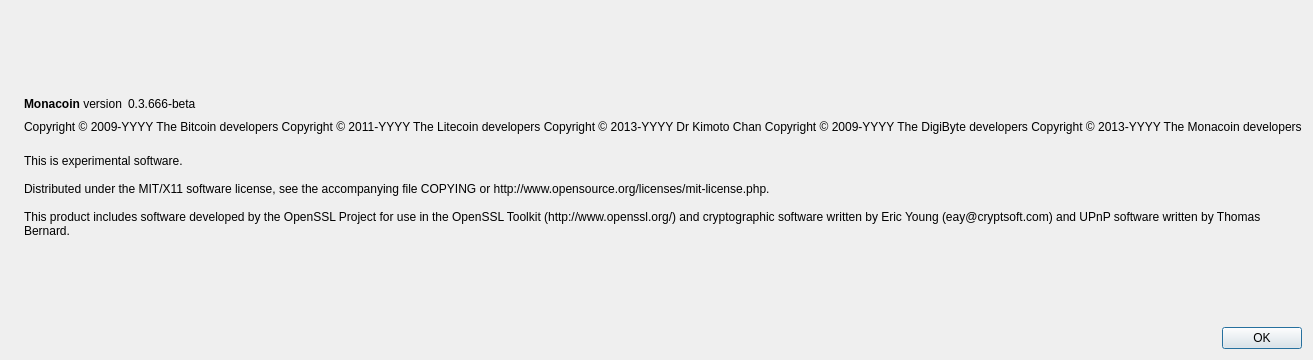
First picture: the form in src/qt/forms/aboutdialog.ui, repository monacoinproject/monacoin, before the edit.
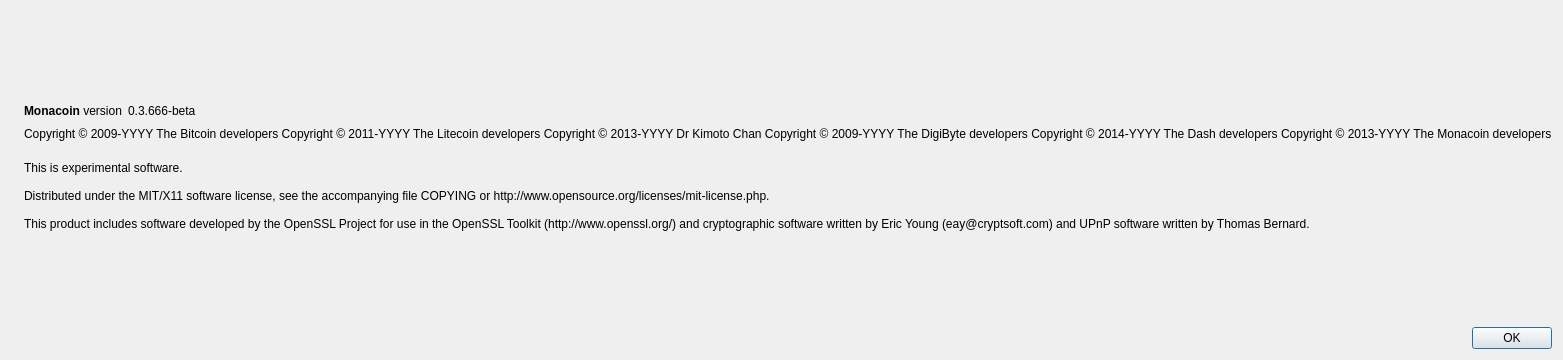
Second picture: the form after the edit. Icons and pictures are not drawn.

Patch:
```diff
--- a/src/qt/forms/aboutdialog.ui
+++ b/src/qt/forms/aboutdialog.ui
@@ -95,6 +95,7 @@
 Copyright &amp;copy; 2011-YYYY The Litecoin developers
 Copyright &amp;copy; 2013-YYYY Dr Kimoto Chan
 Copyright &amp;copy; 2009-YYYY The DigiByte developers
+Copyright &amp;copy; 2014-YYYY The Dash developers
 Copyright &amp;copy; 2013-YYYY The Monacoin developers</string>
        </property>
        <property name="textFormat">
```
